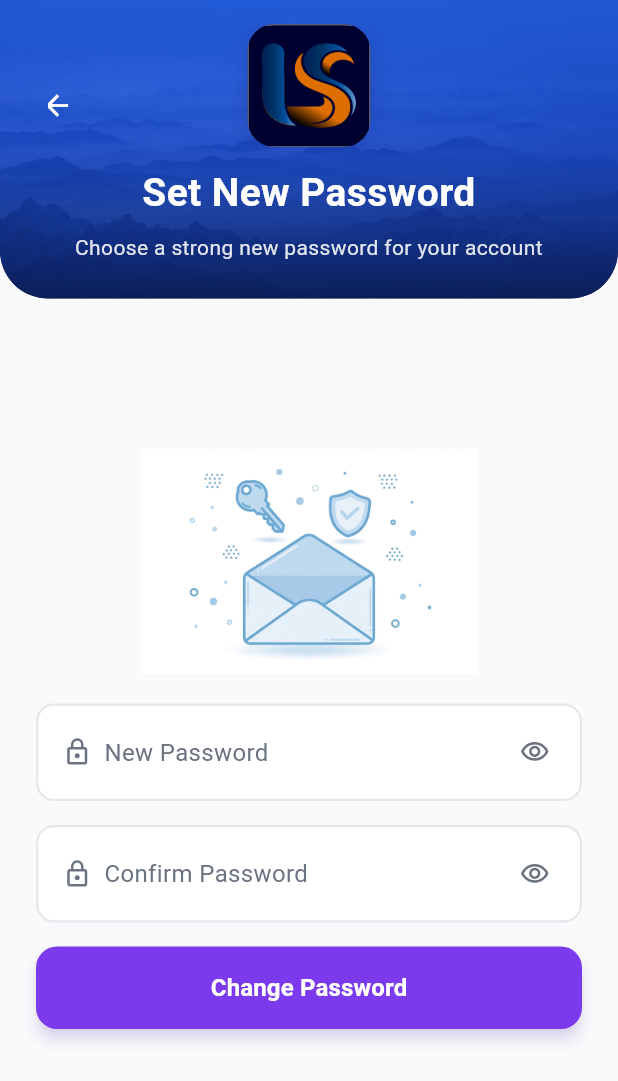
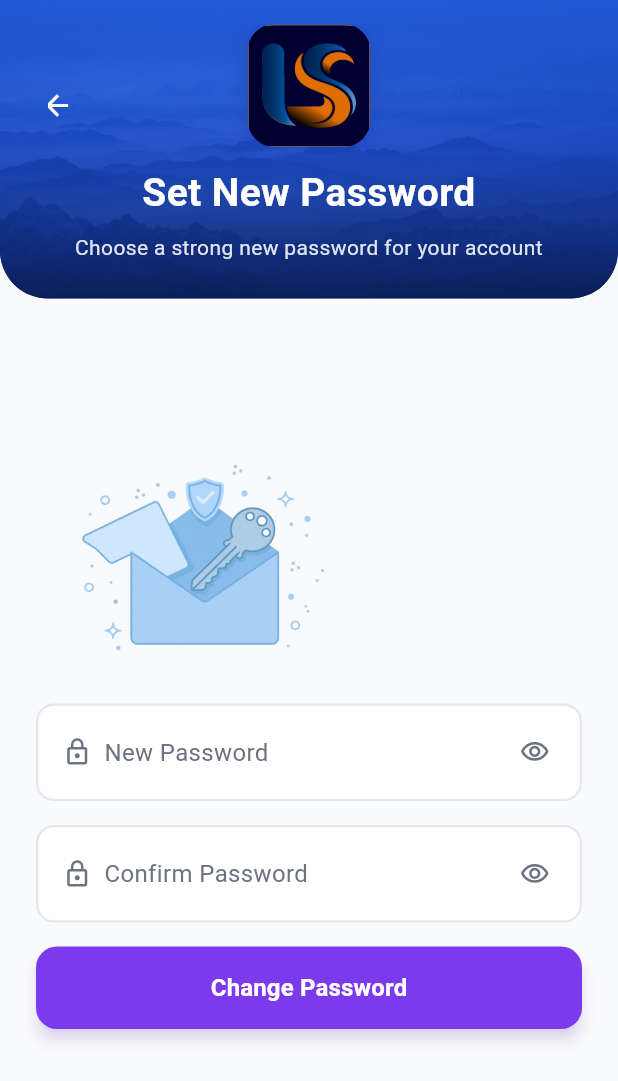
Before and after one commit to Engineeringhub04/Loksewa-Solution, a Flutter app: the ResetPasswordScreen screen opened by its route, on a phone screen of 412 x 824 dp. Shown: the top 1081 px of the screen. Run offline on Flutter 3.47's test engine with Material 3 defaults, Android fonts, the phone set to English and light mode, and no system bars; our stand-ins replace app_links, connectivity_plus, curved_navigation_bar, device_info_plus, file_picker, firebase_core and 7 more; missing offline and left inert: pdfx; accounts and stored records are empty; network calls fail.

Commit message:
v1.0.90: transparent auth illustrations, success-state hide, smaller auth art

```diff
--- a/lib/screens/auth/app_info_screen.dart
+++ b/lib/screens/auth/app_info_screen.dart
@@ -22,7 +22,7 @@ class AppInfoScreen extends StatefulWidget {
   const AppInfoScreen({super.key});
 
   /// Displayed app version. BUMP WITH EVERY RELEASE — see ~/AGENTS.md.
-  static const _appVersion = '1.0.89';
+  static const _appVersion = '1.0.90';
 
   /// Public read of the app version for other screens
   /// (e.g. the account-deletion-request Discord embed).
--- a/lib/screens/auth/forgot_password_screen.dart
+++ b/lib/screens/auth/forgot_password_screen.dart
@@ -233,7 +233,9 @@ class _ForgotPasswordScreenState extends State<ForgotPasswordScreen> {
           onBack: () => context.pop(),
           // Flat reset illustration fills the space between header and card
           // (user mockup, 2026-10-10) — compact since the form is tall.
-          illustrationAsset: 'assets/images/auth_illust_reset.png',
+          // Hidden once the "Check Your Email" success state shows
+          // (user asked 2026-10-10); kept on error/banner states.
+          illustrationAsset: _sent ? null : 'assets/images/auth_illust_reset.png',
           illustrationHeight: 150,
           // The form shows instantly — no preloading shimmer (user asked
           // for direct display on 2026-10-10).
--- a/lib/screens/auth/reset_password_screen.dart
+++ b/lib/screens/auth/reset_password_screen.dart
@@ -262,8 +262,11 @@ class _ResetPasswordScreenState extends State<ResetPasswordScreen> {
               'Choose a strong new password for your account',
               'आफ्नो खाताको लागि बलियो नयाँ पासवर्ड छान्नुहोस्'),
           // Flat reset illustration between header and card (user mockup,
-          // 2026-10-10) — compact since the form is tall.
-          illustrationAsset: 'assets/images/auth_illust_reset.png',
+          // 2026-10-10) — compact since the form is tall. Hidden on the
+          // success state (user asked 2026-10-10); kept on form + error.
+          illustrationAsset: _status == _ResetStatus.success
+              ? null
+              : 'assets/images/auth_illust_reset.png',
           illustrationHeight: 150,
           // The form shows instantly — no preloading shimmer (user asked for
           // direct display on 2026-10-10). Back goes to /login for logged-out
--- a/lib/screens/auth/signup_screen.dart
+++ b/lib/screens/auth/signup_screen.dart
@@ -325,7 +325,7 @@ class _SignupScreenState extends State<SignupScreen>
           padding: const EdgeInsets.only(top: 4, bottom: 20),
           child: Image.asset(
             'assets/images/auth_illust_signup.png',
-            height: 200,
+            height: 160,
             fit: BoxFit.contain,
           ),
         ),
--- a/lib/screens/login_screen.dart
+++ b/lib/screens/login_screen.dart
@@ -281,7 +281,7 @@ class _LoginScreenState extends State<LoginScreen>
           padding: const EdgeInsets.only(top: 4, bottom: 20),
           child: Image.asset(
             'assets/images/auth_illust_login.png',
-            height: 200,
+            height: 160,
             fit: BoxFit.contain,
           ),
         ),
--- a/lib/widgets/auth/auth_screen_layout.dart
+++ b/lib/widgets/auth/auth_screen_layout.dart
@@ -78,16 +78,34 @@ class _AuthScreenLayoutState extends State<AuthScreenLayout> {
                         mainAxisAlignment: MainAxisAlignment.center,
                         crossAxisAlignment: CrossAxisAlignment.stretch,
                         children: [
-                          if (widget.illustrationAsset != null)
-                            Padding(
-                              padding:
-                                  const EdgeInsets.only(top: 8, bottom: 20),
-                              child: Image.asset(
-                                widget.illustrationAsset!,
-                                height: widget.illustrationHeight,
-                                fit: BoxFit.contain,
+                          // Animated in/out (e.g. hidden on success states) —
+                          // same AnimatedSwitcher pattern as the login
+                          // email-form toggle (2026-10-10).
+                          AnimatedSwitcher(
+                            duration: const Duration(milliseconds: 300),
+                            transitionBuilder: (child, animation) =>
+                                FadeTransition(
+                              opacity: animation,
+                              child: SizeTransition(
+                                sizeFactor: animation,
+                                axisAlignment: -1,
+                                child: child,
                               ),
                             ),
+                            child: widget.illustrationAsset != null
+                                ? Padding(
+                                    key: ValueKey(widget.illustrationAsset),
+                                    padding: const EdgeInsets.only(
+                                        top: 8, bottom: 20),
+                                    child: Image.asset(
+                                      widget.illustrationAsset!,
+                                      height: widget.illustrationHeight,
+                                      fit: BoxFit.contain,
+                                    ),
+                                  )
+                                : const SizedBox.shrink(
+                                    key: ValueKey('no-illustration')),
+                          ),
                           widget.child,
                         ],
                       ),
--- a/pubspec.yaml
+++ b/pubspec.yaml
@@ -1,7 +1,7 @@
 name: loksewa_solution
 description: Loksewa Solution — Flutter rewrite. Same Firebase backend as the Expo app (REST-based, no backend changes).
 publish_to: 'none'
-version: 1.0.89+90
+version: 1.0.90+91
 
 environment:
   sdk: '>=3.4.0 <4.0.0'
```
Also changed, not shown: assets/images/auth_illust_login.png, assets/images/auth_illust_reset.png, assets/images/auth_illust_signup.png, 4 other files.
